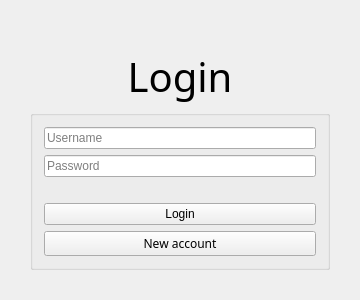
Above: Client/login.ui from PolitoTeam/Scriba before the change. Below: the same form after it.
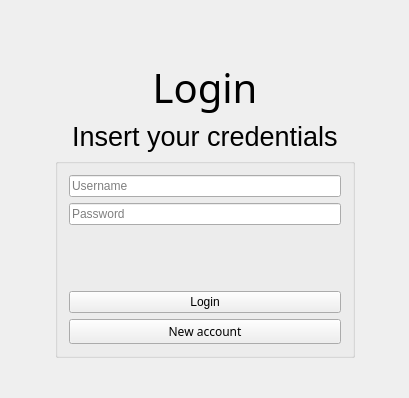
That is the form after the change. Icons and pictures are not drawn.

Diff of the .ui file:
```diff
--- a/Client/login.ui
+++ b/Client/login.ui
@@ -6,8 +6,8 @@
    <rect>
     <x>0</x>
     <y>0</y>
-    <width>360</width>
-    <height>300</height>
+    <width>409</width>
+    <height>398</height>
    </rect>
   </property>
   <property name="windowTitle">
@@ -16,25 +16,7 @@
   <layout class="QGridLayout" name="gridLayout_2">
    <item row="0" column="0">
     <layout class="QGridLayout" name="gridLayout">
-     <item row="2" column="1" colspan="3">
-      <widget class="QLabel" name="label_2">
-       <property name="font">
-        <font>
-         <family>CMU Sans Serif</family>
-         <pointsize>30</pointsize>
-         <weight>50</weight>
-         <bold>false</bold>
-        </font>
-       </property>
-       <property name="text">
-        <string>Login</string>
-       </property>
-       <property name="alignment">
-        <set>Qt::AlignCenter</set>
-       </property>
-      </widget>
-     </item>
-     <item row="3" column="4">
+     <item row="4" column="4">
       <spacer name="horizontalSpacer_2">
        <property name="orientation">
         <enum>Qt::Horizontal</enum>
@@ -47,7 +29,7 @@
        </property>
       </spacer>
      </item>
-     <item row="3" column="1" colspan="3">
+     <item row="4" column="1" colspan="3">
       <widget class="QGroupBox" name="groupBox">
        <property name="sizePolicy">
         <sizepolicy hsizetype="Expanding" vsizetype="Expanding">
@@ -103,15 +85,54 @@
          </layout>
         </item>
         <item>
-         <widget class="QLabel" name="labelMessage">
-          <property name="styleSheet">
-           <string notr="true">color:red;
+         <layout class="QHBoxLayout" name="horizontalLayout_4">
+          <item>
+           <widget class="QLabel" name="icon_error">
+            <property name="maximumSize">
+             <size>
+              <width>15</width>
+              <height>15</height>
+             </size>
+            </property>
+            <property name="text">
+             <string/>
+            </property>
+            <property name="pixmap">
+             <pixmap resource="client.qrc">:/images/warning.png</pixmap>
+            </property>
+            <property name="scaledContents">
+             <bool>true</bool>
+            </property>
+           </widget>
+          </item>
+          <item>
+           <widget class="QLabel" name="labelMessage">
+            <property name="styleSheet">
+             <string notr="true">color:red;
 font-style:italic;</string>
+            </property>
+            <property name="text">
+             <string/>
+            </property>
+           </widget>
+          </item>
+         </layout>
+        </item>
+        <item>
+         <spacer name="verticalSpacer">
+          <property name="orientation">
+           <enum>Qt::Vertical</enum>
           </property>
-          <property name="text">
-           <string/>
+          <property name="sizeType">
+           <enum>QSizePolicy::Maximum</enum>
           </property>
-         </widget>
+          <property name="sizeHint" stdset="0">
+           <size>
+            <width>20</width>
+            <height>50</height>
+           </size>
+          </property>
+         </spacer>
         </item>
         <item>
          <widget class="QPushButton" name="pushButtonLogin">
@@ -162,51 +183,12 @@
        </layout>
       </widget>
      </item>
-     <item row="0" column="1" colspan="3">
-      <spacer name="verticalSpacer_4">
-       <property name="orientation">
-        <enum>Qt::Vertical</enum>
-       </property>
-       <property name="sizeHint" stdset="0">
-        <size>
-         <width>20</width>
-         <height>40</height>
-        </size>
-       </property>
-      </spacer>
-     </item>
-     <item row="6" column="1" colspan="3">
-      <spacer name="verticalSpacer_3">
-       <property name="orientation">
-        <enum>Qt::Vertical</enum>
-       </property>
-       <property name="sizeHint" stdset="0">
-        <size>
-         <width>20</width>
-         <height>40</height>
-        </size>
-       </property>
-      </spacer>
-     </item>
-     <item row="3" column="0">
-      <spacer name="horizontalSpacer">
-       <property name="orientation">
-        <enum>Qt::Horizontal</enum>
-       </property>
-       <property name="sizeHint" stdset="0">
-        <size>
-         <width>40</width>
-         <height>20</height>
-        </size>
-       </property>
-      </spacer>
-     </item>
      <item row="1" column="1" colspan="3" alignment="Qt::AlignHCenter|Qt::AlignVCenter">
       <widget class="QLabel" name="label">
        <property name="maximumSize">
         <size>
-         <width>100</width>
-         <height>30</height>
+         <width>200</width>
+         <height>100</height>
         </size>
        </property>
        <property name="layoutDirection">
@@ -229,6 +211,75 @@
        </property>
       </widget>
      </item>
+     <item row="3" column="1" colspan="3" alignment="Qt::AlignHCenter">
+      <widget class="QLabel" name="label_3">
+       <property name="font">
+        <font>
+         <pointsize>20</pointsize>
+        </font>
+       </property>
+       <property name="text">
+        <string>Insert your credentials</string>
+       </property>
+      </widget>
+     </item>
+     <item row="0" column="1" colspan="3">
+      <spacer name="verticalSpacer_4">
+       <property name="orientation">
+        <enum>Qt::Vertical</enum>
+       </property>
+       <property name="sizeHint" stdset="0">
+        <size>
+         <width>20</width>
+         <height>40</height>
+        </size>
+       </property>
+      </spacer>
+     </item>
+     <item row="7" column="1" colspan="3">
+      <spacer name="verticalSpacer_3">
+       <property name="orientation">
+        <enum>Qt::Vertical</enum>
+       </property>
+       <property name="sizeHint" stdset="0">
+        <size>
+         <width>20</width>
+         <height>40</height>
+        </size>
+       </property>
+      </spacer>
+     </item>
+     <item row="2" column="1" colspan="3">
+      <widget class="QLabel" name="label_2">
+       <property name="font">
+        <font>
+         <family>CMU Sans Serif</family>
+         <pointsize>30</pointsize>
+         <weight>50</weight>
+         <bold>false</bold>
+        </font>
+       </property>
+       <property name="text">
+        <string>Login</string>
+       </property>
+       <property name="alignment">
+        <set>Qt::AlignCenter</set>
+       </property>
+      </widget>
+     </item>
+     <item row="4" column="0">
+      <spacer name="horizontalSpacer">
+       <property name="orientation">
+        <enum>Qt::Horizontal</enum>
+       </property>
+       <property name="sizeHint" stdset="0">
+        <size>
+         <width>40</width>
+         <height>20</height>
+        </size>
+       </property>
+      </spacer>
+     </item>
     </layout>
    </item>
   </layout>
```
Left out of the diff: 2 changed lines with no effect on the pictures.
